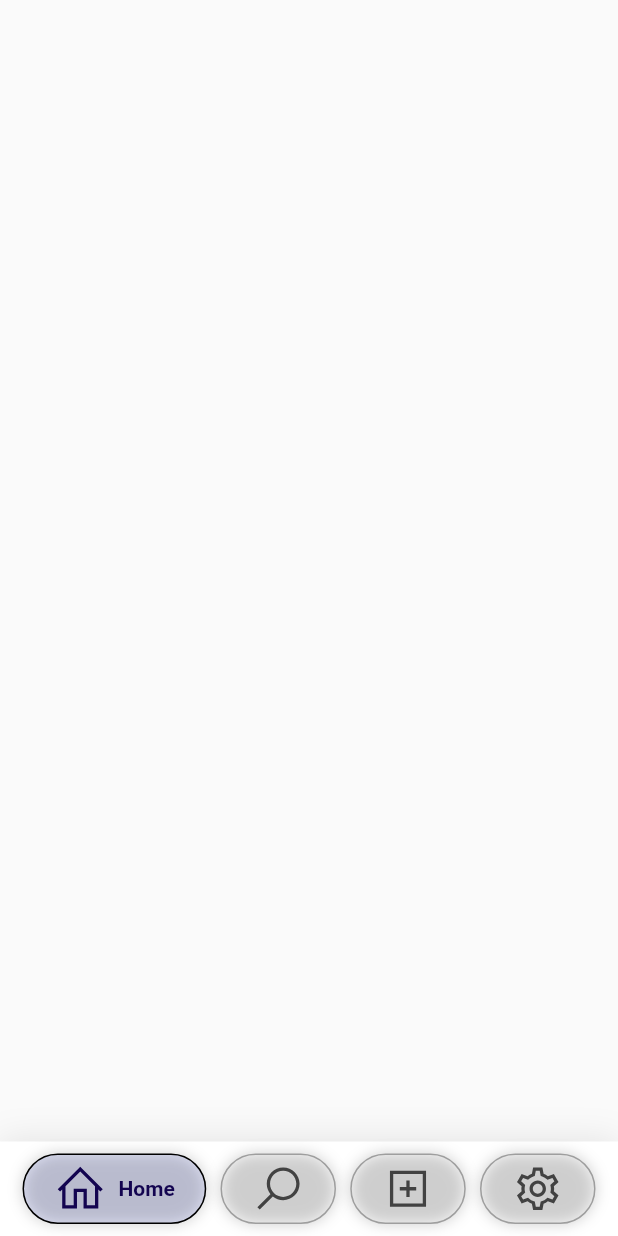
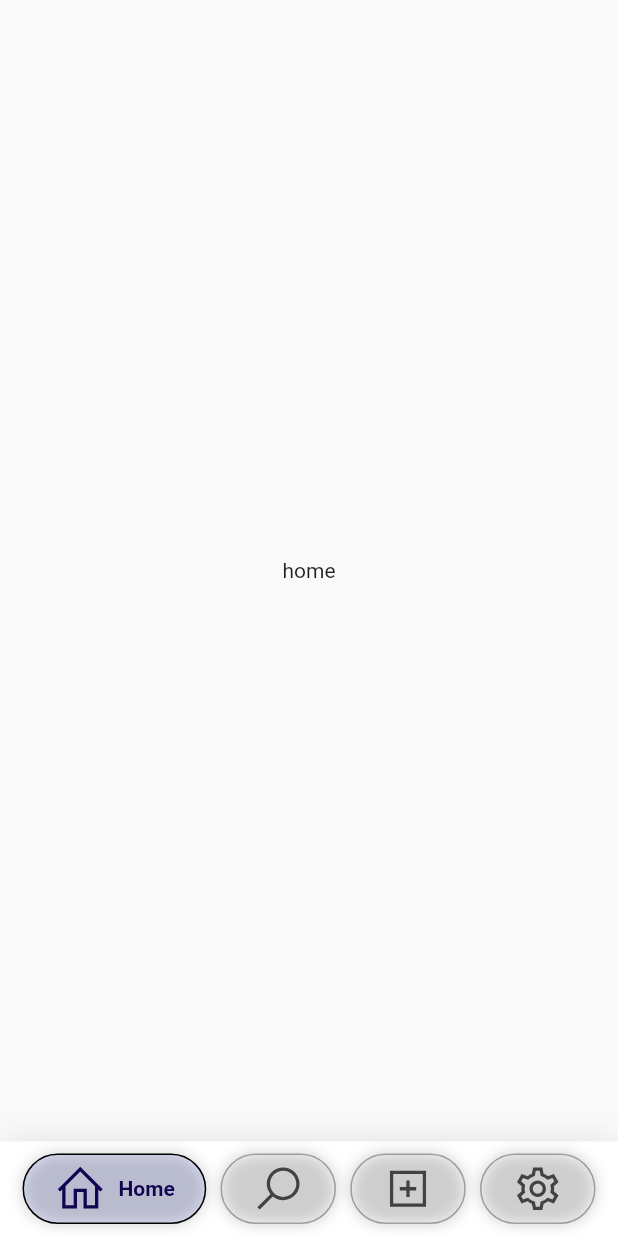
Before and after one commit to NibinBiju/food_recipe_app, a Flutter app: the screen it shows after launch, after a tap on "Explore", on a phone screen of 412 x 824 dp. Run offline on Flutter 3.47's test engine with Material 2 defaults, Android fonts, the phone set to English and light mode, and no system bars; drawn by our look-alikes of google_nav_bar; our stand-ins replace carousel_slider, line_icons, smooth_page_indicator.

```diff
--- a/lib/view/home_screen/home_screen.dart
+++ b/lib/view/home_screen/home_screen.dart
@@ -6,6 +6,11 @@ class HomeScreen extends StatelessWidget {
   @override
   Widget build(BuildContext context) {
     return Scaffold(
-
+      body: Container(
+        child: Center(
+          child: Text('home'),
+        ),
+      ),
+    );
   }
 }
```
